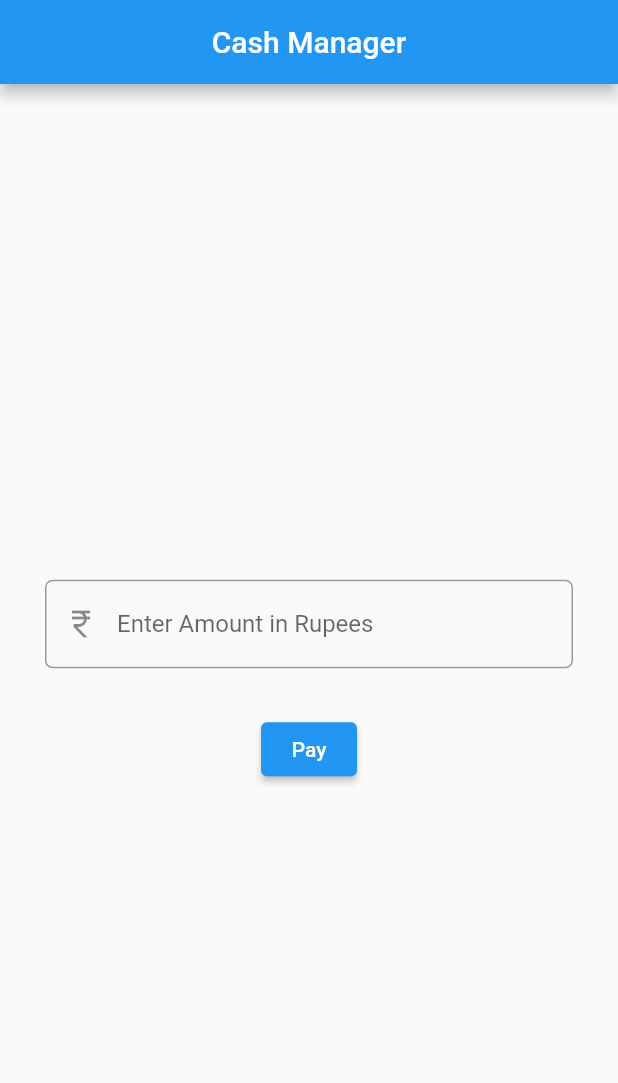
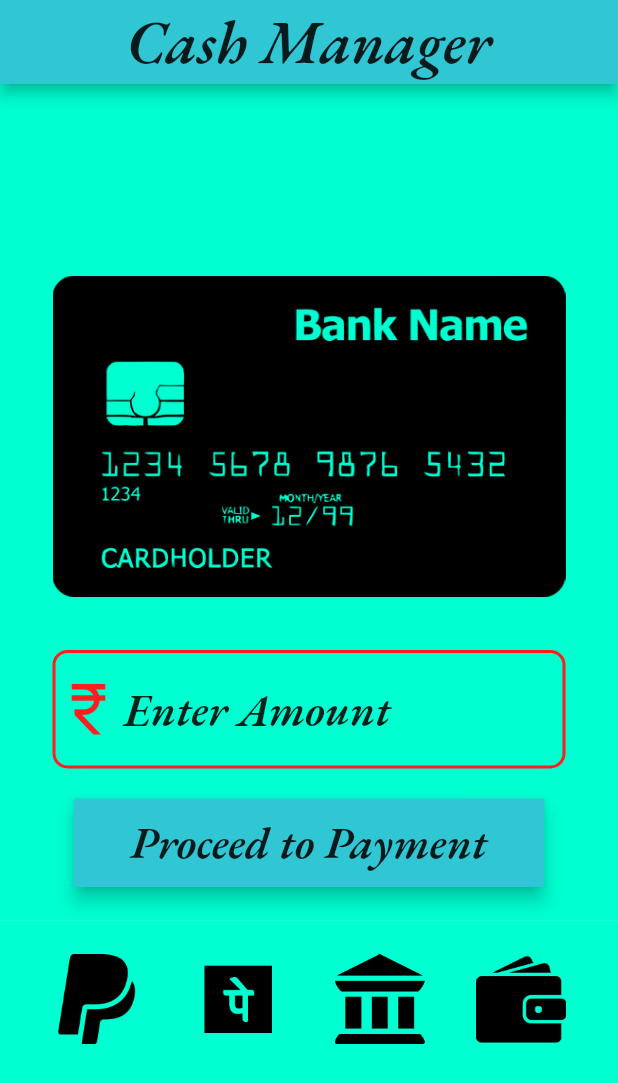
Before and after one commit to Wise-Wizard/Go-Snacko, a Flutter app: the screen it shows after launch, on a phone screen of 412 x 824 dp. Shown: the top 1083 px of the screen. Run offline on Flutter 3.47's test engine with Material 2 defaults, Android fonts, the phone set to English and light mode, and no system bars; missing offline and left inert: cashfree_pg.

Commit message:
Updated FrontEnd

```diff
--- a/lib/Screens/home_screen.dart
+++ b/lib/Screens/home_screen.dart
@@ -1,4 +1,4 @@
-// ignore_for_file: prefer_const_constructors
+// ignore_for_file: prefer_const_constructors, prefer_const_literals_to_create_immutables
 
 import 'package:flutter/material.dart';
 import 'package:flutter/services.dart';
@@ -16,29 +16,98 @@ class _HomeScreenState extends State<HomeScreen> {
   @override
   Widget build(BuildContext context) {
     return Scaffold(
+      resizeToAvoidBottomInset: false,
       appBar: AppBar(
-        title: const Text('Cash Manager'),
+        title: const Text(
+          'Cash Manager',
+          style: TextStyle(color: Colors.black87, fontSize: 40),
+        ),
         centerTitle: true,
+        backgroundColor: Color(0xFF31C6D4),
       ),
-      body: Column(mainAxisAlignment: MainAxisAlignment.center, children: [
-        Container(
-          margin: const EdgeInsets.all(30),
-          child: TextField(
-            controller: amountController,
-            decoration: InputDecoration(
-                border:
-                    OutlineInputBorder(borderRadius: BorderRadius.circular(5)),
-                prefixIcon: Icon(Icons.currency_rupee_outlined),
-                hintText: 'Enter Amount in Rupees'),
-            inputFormatters: [FilteringTextInputFormatter.digitsOnly],
+      backgroundColor: Color(0xFF00FFD1),
+      body: Column(
+        mainAxisAlignment: MainAxisAlignment.center,
+        children: [
+          Container(
+            margin: EdgeInsets.only(left: 35, right: 35),
+            child: Image(image: AssetImage('images/bank-1300155__340.webp')),
           ),
-        ),
-        ElevatedButton(
+          Container(
+            margin:
+                const EdgeInsets.only(left: 35, right: 35, top: 35, bottom: 20),
+            child: TextField(
+              autofocus: true,
+              controller: amountController,
+              decoration: InputDecoration(
+                focusedBorder: OutlineInputBorder(
+                    borderRadius: BorderRadius.circular(10),
+                    borderSide: BorderSide(color: Color(0xffFF1E1E), width: 2)),
+                enabledBorder: OutlineInputBorder(
+                    borderRadius: BorderRadius.circular(10),
+                    borderSide: BorderSide(color: Color(0xFF31C6D4), width: 2)),
+                prefixIcon: Icon(
+                  Icons.currency_rupee_outlined,
+                  color: Color(0xffFF1E1E),
+                  size: 45,
+                ),
+                hintText: 'Enter Amount',
+                hintStyle: TextStyle(
+                  color: Colors.black87,
+                  fontSize: 30,
+                ),
+              ),
+              style: TextStyle(fontSize: 30, color: Colors.black87),
+              inputFormatters: [FilteringTextInputFormatter.digitsOnly],
+              showCursor: false,
+            ),
+          ),
+          MaterialButton(
             onPressed: () {
               doTransaction(amountController.text.trim(), context);
             },
-            child: Text('Pay'))
-      ]),
+            padding: EdgeInsets.only(left: 38, right: 38, top: 10, bottom: 10),
+            color: Color(0xFF31C6D4),
+            splashColor: Color(0xffFF1E1E),
+            elevation: 5,
+            child: Text(
+              'Proceed to Payment',
+              style: TextStyle(color: Colors.black87, fontSize: 30),
+            ),
+          ),
+          Divider(
+            height: 45,
+          ),
+          Row(
+            mainAxisAlignment: MainAxisAlignment.spaceEvenly,
+            children: [
+              PayIcons(imageUrl: 'images/paypal.png'),
+              PayIcons(imageUrl: 'images/icons8-phone-pe-512.png'),
+              PayIcons(
+                imageUrl: 'images/bank.png',
+              ),
+              PayIcons(
+                imageUrl: 'images/wallet-filled-money-tool.png',
+              ),
+            ],
+          )
+        ],
+      ),
     );
   }
 }
+
+class PayIcons extends StatelessWidget {
+  final imageUrl;
+  PayIcons({required this.imageUrl});
+  @override
+  Widget build(BuildContext context) {
+    return Image(
+      image: AssetImage(
+        imageUrl,
+      ),
+      height: 60,
+      width: 60,
+    );
+  }
+}
--- a/lib/Transaction/transaction.dart
+++ b/lib/Transaction/transaction.dart
@@ -9,7 +9,13 @@ void doTransaction(var amountController, BuildContext context) {
   if (amount == '') {
     ScaffoldMessenger.of(context).showSnackBar(
       const SnackBar(
-        content: Text("Invalid Amount"),
+        backgroundColor: Color(0xFF31C6D4),
+        content: Text(
+          "Invalid Amount",
+          style: TextStyle(
+              color: Colors.black87, fontSize: 30, fontFamily: 'EBGaramond'),
+          textAlign: TextAlign.center,
+        ),
       ),
     );
     return;
@@ -47,13 +53,29 @@ void doTransaction(var amountController, BuildContext context) {
           if (value['txStatus'] == 'SUCCESS') {
             ScaffoldMessenger.of(context).showSnackBar(
               const SnackBar(
-                content: Text('Payment Succesful'),
+                backgroundColor: Color(0xFF31C6D4),
+                content: Text(
+                  "Payment Successful",
+                  style: TextStyle(
+                      color: Colors.black87,
+                      fontSize: 30,
+                      fontFamily: 'EBGaramond'),
+                  textAlign: TextAlign.center,
+                ),
               ),
             );
           } else {
             ScaffoldMessenger.of(context).showSnackBar(
               const SnackBar(
-                content: Text('Payment Failure'),
+                backgroundColor: Color(0xFF31C6D4),
+                content: Text(
+                  "Payment Unsuccessful",
+                  style: TextStyle(
+                      color: Colors.black87,
+                      fontSize: 30,
+                      fontFamily: 'EBGaramond'),
+                  textAlign: TextAlign.center,
+                ),
               ),
             );
           }
--- a/lib/main.dart
+++ b/lib/main.dart
@@ -12,8 +12,8 @@ class CashApp extends StatelessWidget {
   Widget build(BuildContext context) {
     return MaterialApp(
       debugShowCheckedModeBanner: false,
-      highContrastDarkTheme: ThemeData.dark(),
-      home: HomeScreen(),
+      theme: ThemeData(brightness: Brightness.dark, fontFamily: 'EBGaramond'),
+      home: const HomeScreen(),
     );
   }
 }
```
Also changed, not shown: pubspec.yaml (+6 -4 lines), fonts/EBGaramond-SemiBoldItalic.ttf (added), images/bank-1300155__340.webp (added), images/bank.png (added), images/icons8-phone-pe-512.png (added), images/paypal.png (added), images/wallet-filled-money-tool.png (added).
